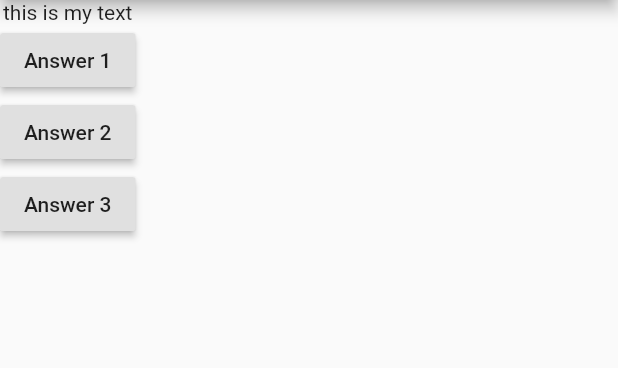
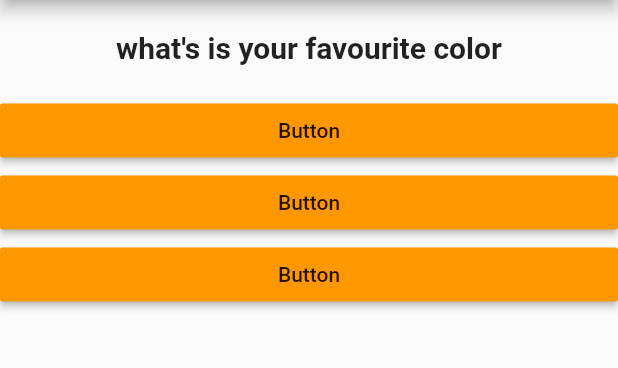
Before and after one commit to saurabhgrewal718/Flutter-Quiz-App, a Flutter app: the screen it shows after launch, on a phone screen of 412 x 824 dp, the part 84-452 px from its top. Run offline on Flutter 3.47's test engine with Material 2 defaults, Android fonts, the phone set to English and light mode, and no system bars.

Commit message:
three files function passing from main to answer file, also data passing from main to question

```diff
--- /dev/null
+++ b/lib/answer.dart
@@ -0,0 +1,19 @@
+import 'package:flutter/material.dart';
+
+class Answer extends StatelessWidget {
+
+  final Function selecthandler;
+  Answer(this.selecthandler);
+
+  @override
+  Widget build(BuildContext context) {
+    return Container(
+      width: double.infinity,
+      child: RaisedButton(
+        child: Text("Button"),
+        color: Colors.orange,
+        onPressed: selecthandler,
+      ),
+    );
+  }
+}
--- a/lib/main.dart
+++ b/lib/main.dart
@@ -1,12 +1,25 @@
 import 'package:flutter/material.dart';
+
+import './question.dart';
+import './answer.dart';
 
 void main() {
   runApp(MyApp());
 }
 
-class MyApp extends StatelessWidget {
-  void answerquestion(){
-    print("i am the answer");
+class MyApp extends StatefulWidget {
+  @override
+  _MyAppState createState() => _MyAppState();
+}
+
+class _MyAppState extends State<MyApp> {
+  var _questionNumber=0;
+
+  void _answerquestion(){
+    setState(() {
+      _questionNumber++;
+    });
+    print("i am the answer : " + _questionNumber.toString());
   }
 
   @override
@@ -21,10 +34,10 @@ class MyApp extends StatelessWidget {
       home:Scaffold(
       appBar: AppBar(title:Text('Quiz App')),
       body: Column(children: <Widget>[
-        Text("this is my text"),
-        RaisedButton(child: Text("Answer 1"),onPressed: answerquestion),
-        RaisedButton(child: Text("Answer 2"),onPressed: ()=> print("i am the question 2")),
-        RaisedButton(child: Text("Answer 3"),onPressed: ()=> print("i am the question 3")),
+        Question(questions[_questionNumber]),
+        Answer(_answerquestion),
+        Answer(_answerquestion),
+        Answer(_answerquestion),
       ],
      ),
     ),
--- /dev/null
+++ b/lib/question.dart
@@ -0,0 +1,23 @@
+import 'package:flutter/material.dart';
+
+class Question extends StatelessWidget {
+  final String question;
+
+  Question(this.question);
+
+  @override
+  Widget build(BuildContext context) {
+    return Container(
+      child: Center(
+        child: Column(
+          children: <Widget>[
+            SizedBox(height: 20,),
+            Text(question,style: TextStyle(fontSize: 20,fontWeight: FontWeight.bold),),
+            SizedBox(height: 20,),
+          ],
+        )
+
+        ),
+    );
+  }
+}
--- a/pubspec.yaml
+++ b/pubspec.yaml
@@ -61,11 +61,6 @@ flutter:
   # list giving the asset and other descriptors for the font. For
   # example:
   # fonts:
-  #   - family: Schyler
-  #     fonts:
-  #       - asset: fonts/Schyler-Regular.ttf
-  #       - asset: fonts/Schyler-Italic.ttf
-  #         style: italic
   #   - family: Trajan Pro
   #     fonts:
   #       - asset: fonts/TrajanPro.ttf
```
